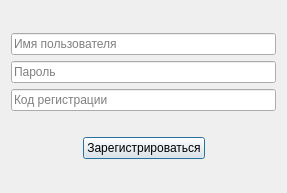
Qt form ui/RegisterWindow.ui (povle/pyblueprint) before a commit.
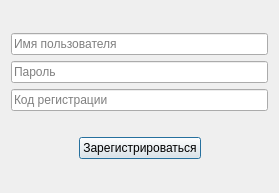
The same form after that commit.

Commit message: finalize window titles

```diff
--- a/ui/RegisterWindow.ui
+++ b/ui/RegisterWindow.ui
@@ -6,7 +6,7 @@
    <rect>
     <x>0</x>
     <y>0</y>
-    <width>287</width>
+    <width>279</width>
     <height>193</height>
    </rect>
   </property>
```
Left out of the diff: 2 changed lines with no effect on the pictures. The commit also changes 3 other files.
